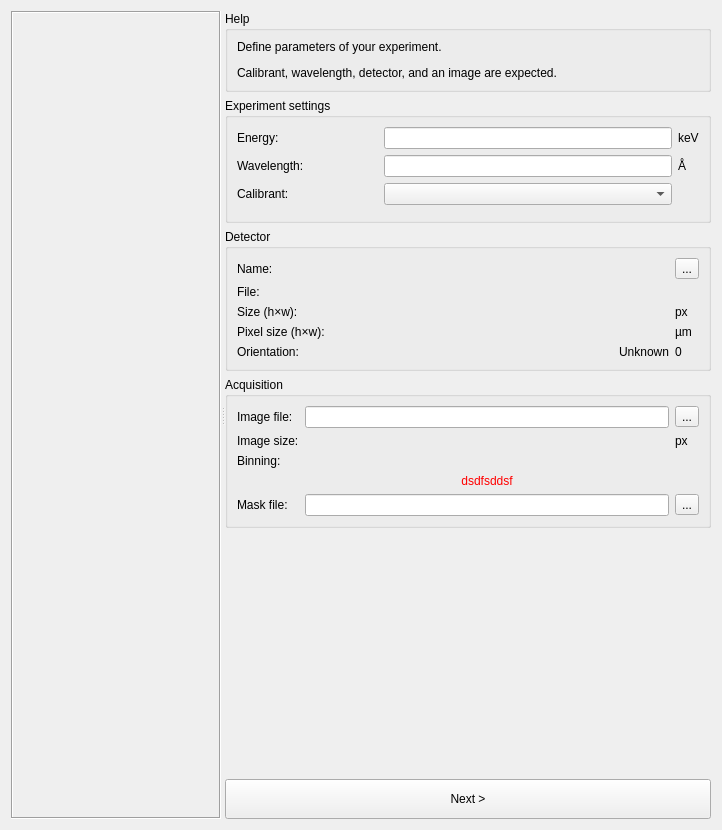
silx-kit/pyFAI, file src/pyFAI/resources/gui/calibration-experiment.ui: the form before one commit.
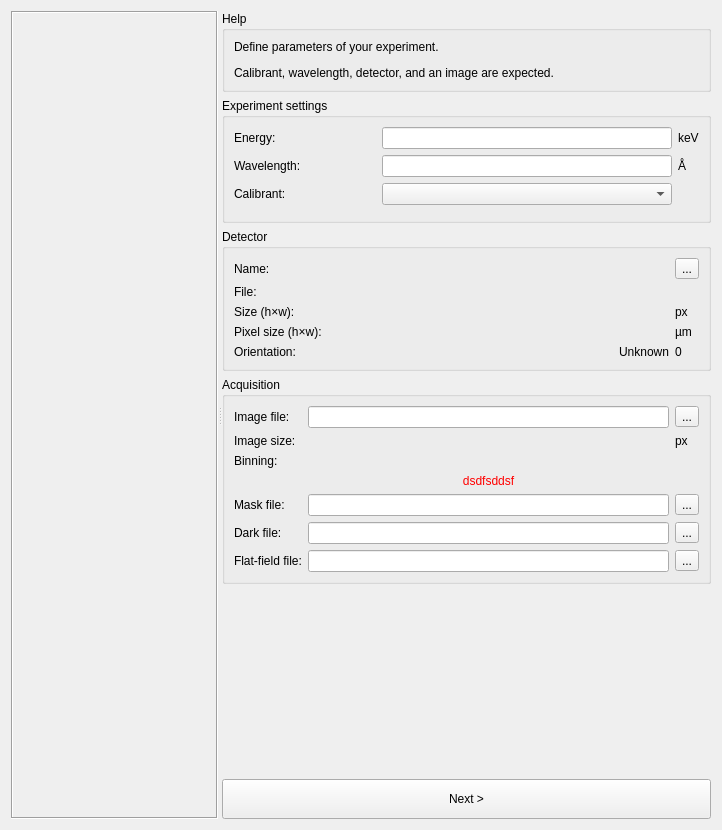
The form after the commit. Custom widgets are drawn as their Qt base class.

What changed in the file:
```diff
--- a/src/pyFAI/resources/gui/calibration-experiment.ui
+++ b/src/pyFAI/resources/gui/calibration-experiment.ui
@@ -373,6 +373,54 @@
             </property>
            </widget>
           </item>
+          <item row="5" column="0">
+           <widget class="QLabel" name="label_79">
+            <property name="text">
+             <string>Dark file:</string>
+            </property>
+           </widget>
+          </item>
+          <item row="5" column="1">
+           <widget class="FileEdit" name="_dark">
+            <property name="text">
+             <string/>
+            </property>
+           </widget>
+          </item>
+          <item row="5" column="2">
+           <widget class="LoadImageToolButton" name="_darkLoader">
+            <property name="toolTip">
+             <string>Load a dark current file</string>
+            </property>
+            <property name="text">
+             <string>...</string>
+            </property>
+           </widget>
+          </item>
+          <item row="6" column="0">
+           <widget class="QLabel" name="label_80">
+            <property name="text">
+             <string>Flat-field file:</string>
+            </property>
+           </widget>
+          </item>
+          <item row="6" column="1">
+           <widget class="FileEdit" name="_flat">
+            <property name="text">
+             <string/>
+            </property>
+           </widget>
+          </item>
+          <item row="6" column="2">
+           <widget class="LoadImageToolButton" name="_flatLoader">
+            <property name="toolTip">
+             <string>Load a flat-field file</string>
+            </property>
+            <property name="text">
+             <string>...</string>
+            </property>
+           </widget>
+          </item>
           <item row="0" column="1">
            <widget class="FileEdit" name="_image">
             <property name="text">
```
